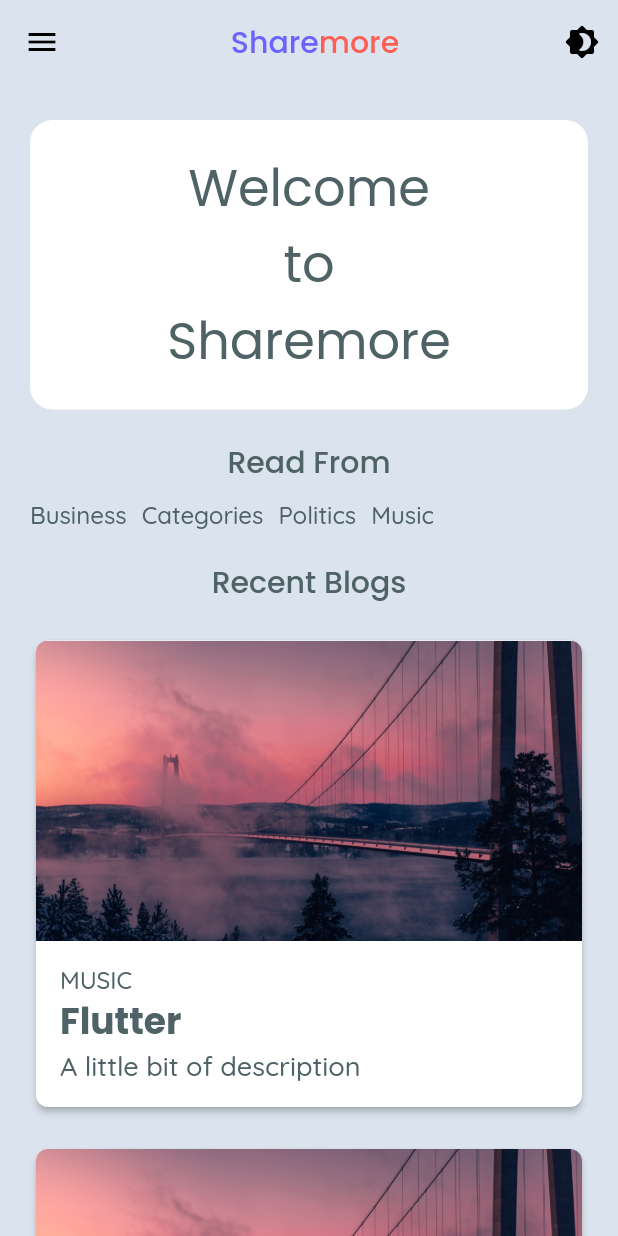
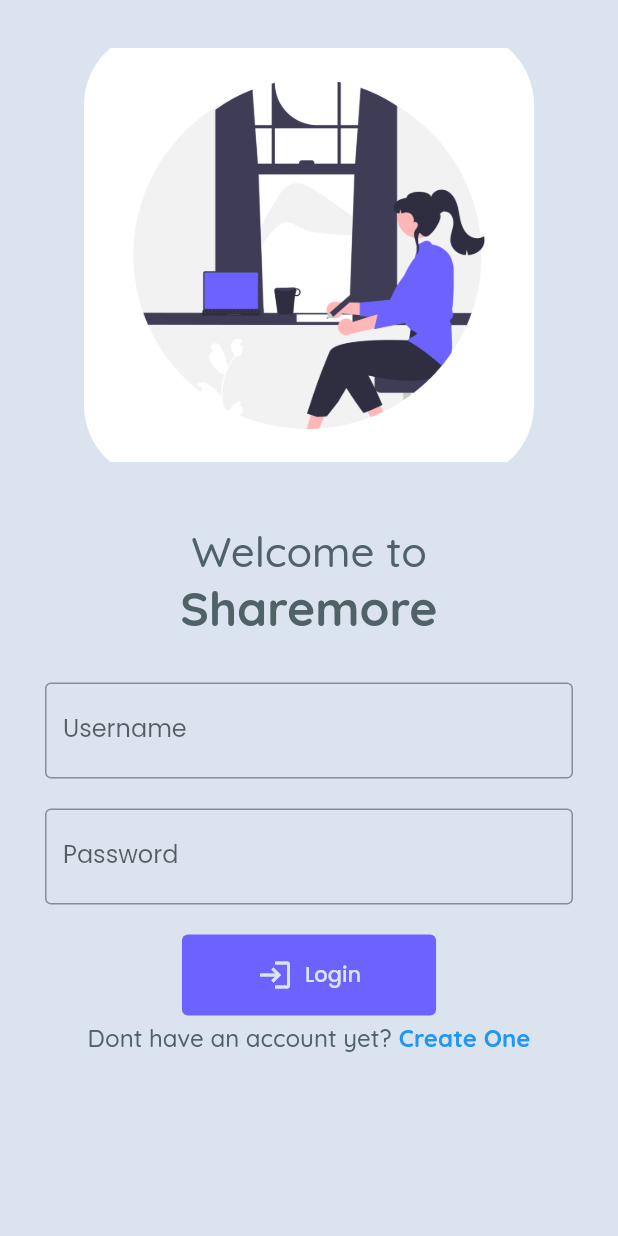
Before and after one commit to gbibek34/sharemore_flutter, a Flutter app: the screen it shows after launch, on a phone screen of 412 x 824 dp. Run offline on Flutter 3.47's test engine with Material 2 defaults, Android fonts, the phone set to English and light mode, and no system bars.

Commit message:
Login Design Completed

```diff
--- a/lib/main.dart
+++ b/lib/main.dart
@@ -1,4 +1,5 @@
 import 'package:flutter/material.dart';
+import 'package:sharemore/screens/login.dart';
 
 import 'package:sharemore/utilities/colors.dart';
 import 'package:sharemore/widgets/sidebar.dart';
@@ -28,7 +29,7 @@ class _MyAppState extends State<MyApp> {
   @override
   Widget build(BuildContext context) {
     return MaterialApp(
-      home: Home(),
+      home: Login(),
       title: "Sharemore App",
       theme: CustomTheme.lightTheme,
       darkTheme: CustomTheme.darkTheme,
--- /dev/null
+++ b/lib/screens/login.dart
@@ -0,0 +1,141 @@
+import 'package:flutter/material.dart';
+import 'package:sharemore/screens/home.dart';
+
+class Login extends StatelessWidget {
+  const Login({Key? key}) : super(key: key);
+
+  @override
+  Widget build(BuildContext context) {
+    return Scaffold(
+      body: SafeArea(
+        child: SingleChildScrollView(
+          child: Column(
+            children: [
+              Row(
+                mainAxisAlignment: MainAxisAlignment.center,
+                children: [
+                  Container(
+                    padding: EdgeInsets.symmetric(vertical: 20),
+                    child: CircleAvatar(
+                      radius: 150,
+                      child: ClipRRect(
+                        borderRadius: BorderRadius.all(
+                          Radius.circular(50),
+                        ),
+                        child: Image(
+                          image: AssetImage("assets/images/login.png"),
+                          height: 320,
+                          width: 320,
+                        ),
+                      ),
+                    ),
+                  ),
+                ],
+              ),
+              Row(
+                mainAxisAlignment: MainAxisAlignment.center,
+                children: [
+                  Container(
+                    padding: EdgeInsets.only(
+                      top: 10,
+                    ),
+                    child: Column(
+                      children: [
+                        Text(
+                          "Welcome to",
+                          style: TextStyle(
+                              fontSize: 28, fontWeight: FontWeight.w500),
+                        ),
+                        Text(
+                          "Sharemore",
+                          style: TextStyle(
+                            fontSize: 32,
+                            fontWeight: FontWeight.w700,
+                          ),
+                        ),
+                      ],
+                    ),
+                  ),
+                ],
+              ),
+              SingleChildScrollView(
+                child: Container(
+                  padding: EdgeInsets.only(
+                    top: 30,
+                    left: 30,
+                    right: 30,
+                  ),
+                  child: Column(
+                    children: [
+                      TextField(
+                        // controller: fnamecontroller,
+                        decoration: InputDecoration(
+                          labelText: 'Username',
+                          hintText: 'Username',
+                          border: OutlineInputBorder(),
+                          // errorText: fnamevalidate ? "Field cannot be empty" : null,
+                        ),
+                      ),
+                      SizedBox(
+                        height: 20,
+                      ),
+                      TextField(
+                        // controller: fnamecontroller,
+                        decoration: InputDecoration(
+                          labelText: 'Password',
+                          hintText: 'Password',
+                          border: OutlineInputBorder(),
+                          // errorText: fnamevalidate ? "Field cannot be empty" : null,
+                        ),
+                      ),
+                      SizedBox(
+                        height: 20,
+                      ),
+                      TextButton.icon(
+                        onPressed: () {
+                          Navigator.push(
+                            context,
+                            MaterialPageRoute(
+                              builder: (context) => Home(),
+                            ),
+                          );
+                        },
+                        icon: Icon(Icons.login),
+                        label: Text("Login"),
+                      ),
+                      SizedBox(height: 5),
+                      Row(
+                        mainAxisAlignment: MainAxisAlignment.center,
+                        children: [
+                          Text("Dont have an account yet?"),
+                          SizedBox(width: 5),
+                          InkWell(
+                            onTap: () {
+                              Navigator.pushReplacement(
+                                context,
+                                new MaterialPageRoute(
+                                  builder: (context) => Home(),
+                                ),
+                              );
+                            },
+                            child: Text(
+                              "Create One",
+                              style: TextStyle(
+                                color: Colors.blue,
+                                fontWeight: FontWeight.bold,
+                              ),
+                            ),
+                          )
+                        ],
+                      )
+                    ],
+                  ),
+                ),
+              )
+            ],
+          ),
+        ),
+      ),
+    );
+  }
+}
--- a/lib/utilities/themes.dart
+++ b/lib/utilities/themes.dart
@@ -23,13 +23,20 @@ class CustomTheme with ChangeNotifier {
         backgroundColor: primaryColor,
         foregroundColor: backgroundColor,
       ),
+      // textButtonTheme: TextButtonThemeData(
+      //   style: ButtonStyle(
+      //     padding: MaterialStateProperty.all<EdgeInsetsGeometry>(
+      //       EdgeInsets.symmetric(horizontal: 10, vertical: 10),
+      //     ),
+      //     backgroundColor: MaterialStateProperty.all<Color>(primaryColor),
+      //     foregroundColor: MaterialStateProperty.all<Color>(backgroundColor),
+      //   ),
+      // ),
       textButtonTheme: TextButtonThemeData(
-        style: ButtonStyle(
-          padding: MaterialStateProperty.all<EdgeInsetsGeometry>(
-            EdgeInsets.symmetric(horizontal: 10, vertical: 10),
-          ),
-          backgroundColor: MaterialStateProperty.all<Color>(primaryColor),
-          foregroundColor: MaterialStateProperty.all<Color>(backgroundColor),
+        style: TextButton.styleFrom(
+          padding: EdgeInsets.symmetric(vertical: 15, horizontal: 50),
+          backgroundColor: primaryColor,
+          primary: backgroundColor,
         ),
       ),
       textTheme: TextTheme(
--- a/pubspec.yaml
+++ b/pubspec.yaml
@@ -59,6 +59,7 @@ flutter:
   assets:
     - assets/images/dummy.jpg
     - assets/images/user.jpg
+    - assets/images/login.png
 
   # An image asset can refer to one or more resolution-specific "variants", see
   # https://flutter.dev/assets-and-images/#resolution-aware.
```
Also changed, not shown: assets/images/login.png (added).
